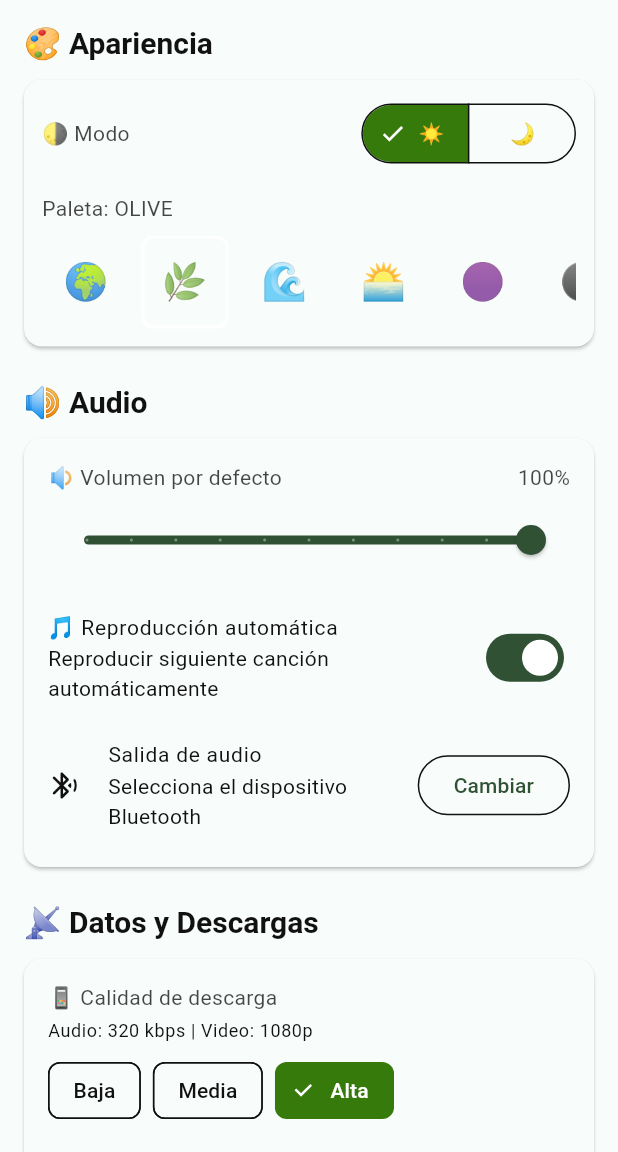
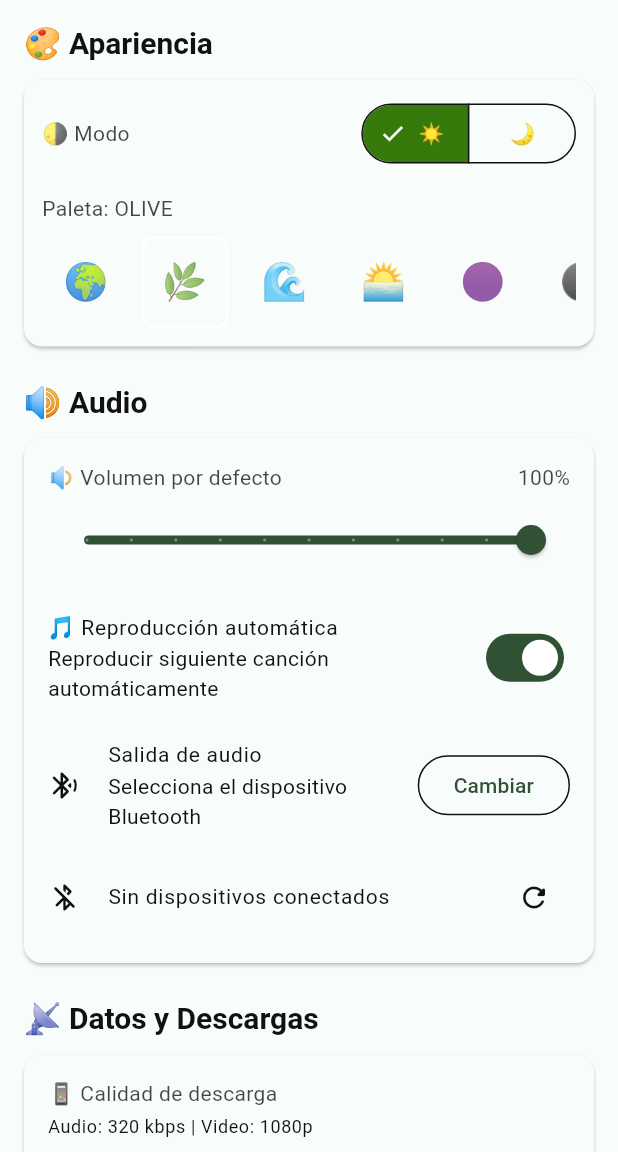
Before and after one commit to varasjona-24/Front, a Flutter app: the SettingsView screen opened by its route, after a tap on "☀️", on a phone screen of 412 x 824 dp, the part 84-1236 px from its top. Run offline on Flutter 3.47's test engine with Material 3 defaults, Android fonts, the phone set to English and light mode, and no system bars; our stand-ins replace dio, file_picker, flutter_blue_plus, flutter_svg, get, get_storage and 2 more; missing offline and left inert: app_settings, audio_session; accounts and stored records are empty.

Commit message:
cambios en coneccion bluetooth

```diff
--- a/lib/Modules/settings/binding/settings_binding.dart
+++ b/lib/Modules/settings/binding/settings_binding.dart
@@ -1,10 +1,18 @@
 import 'package:get/get.dart';
+import 'package:get_storage/get_storage.dart';
 
+import '../../../app/data/local/local_library_store.dart';
 import '../controller/settings_controller.dart';
 
 class SettingsBinding extends Bindings {
   @override
   void dependencies() {
+    if (!Get.isRegistered<GetStorage>()) {
+      Get.put(GetStorage(), permanent: true);
+    }
+    if (!Get.isRegistered<LocalLibraryStore>()) {
+      Get.put(LocalLibraryStore(Get.find<GetStorage>()), permanent: true);
+    }
     Get.lazyPut<SettingsController>(() => SettingsController(), fenix: true);
   }
 }
--- a/lib/Modules/settings/view/widgets/about_section.dart
+++ b/lib/Modules/settings/view/widgets/about_section.dart
@@ -52,6 +52,15 @@ class AboutSection extends GetView<SettingsController> {
                   'Última actualización',
                   '20 de enero de 2026',
                 ),
+                const SizedBox(height: 12),
+                SizedBox(
+                  width: double.infinity,
+                  child: OutlinedButton.icon(
+                    onPressed: () => controller.resetSettings(),
+                    icon: const Icon(Icons.restart_alt_rounded),
+                    label: const Text('Restablecer ajustes'),
+                  ),
+                ),
               ],
             ),
           ),
--- a/lib/Modules/settings/view/widgets/audio_section.dart
+++ b/lib/Modules/settings/view/widgets/audio_section.dart
@@ -1,6 +1,7 @@
 import 'package:flutter/material.dart';
 import 'package:get/get.dart';
 import 'package:app_settings/app_settings.dart';
+import 'package:flutter_blue_plus/flutter_blue_plus.dart';
 
 import '../../controller/settings_controller.dart';
 
@@ -82,11 +83,65 @@ class AudioSection extends GetView<SettingsController> {
                     'Selecciona el dispositivo Bluetooth',
                   ),
                   trailing: OutlinedButton(
-                    onPressed: () =>
-                        AppSettings.openAppSettings(type: AppSettingsType.bluetooth),
+                    onPressed: () => AppSettings.openAppSettings(
+                      type: AppSettingsType.bluetooth,
+                    ),
                     child: const Text('Cambiar'),
                   ),
                 ),
+                const SizedBox(height: 8),
+                Obx(() {
+                  controller.bluetoothTick.value;
+                  return FutureBuilder<List<BluetoothDevice>>(
+                    future: controller.getConnectedBluetoothDevices(),
+                    builder: (context, snap) {
+                      if (snap.connectionState != ConnectionState.done) {
+                        return const ListTile(
+                          contentPadding: EdgeInsets.zero,
+                          leading: Icon(Icons.sync_rounded),
+                          title: Text('Buscando dispositivos...'),
+                        );
+                      }
+
+                      final devices = snap.data ?? const <BluetoothDevice>[];
+                      if (devices.isEmpty) {
+                        return ListTile(
+                          contentPadding: EdgeInsets.zero,
+                          leading: const Icon(Icons.bluetooth_disabled_rounded),
+                          title: const Text('Sin dispositivos conectados'),
+                          trailing: IconButton(
+                            onPressed: controller.refreshBluetoothDevices,
+                            icon: const Icon(Icons.refresh_rounded),
+                          ),
+                        );
+                      }
+
+                      return Column(
+                        children: [
+                          for (final device in devices)
+                            ListTile(
+                              contentPadding: EdgeInsets.zero,
+                              leading: const Icon(Icons.bluetooth_connected_rounded),
+                              title: Text(
+                                device.platformName.isNotEmpty
+                                    ? device.platformName
+                                    : device.remoteId.str,
+                              ),
+                              subtitle: const Text('Conectado'),
+                            ),
+                          Align(
+                            alignment: Alignment.centerRight,
+                            child: TextButton.icon(
+                              onPressed: controller.refreshBluetoothDevices,
+                              icon: const Icon(Icons.refresh_rounded),
+                              label: const Text('Actualizar'),
+                            ),
+                          ),
+                        ],
+                      );
+                    },
+                  );
+                }),
               ],
             ),
           ),
--- a/lib/Modules/settings/view/widgets/data_section.dart
+++ b/lib/Modules/settings/view/widgets/data_section.dart
@@ -106,6 +106,26 @@ class DataSection extends GetView<SettingsController> {
                     label: const Text('🗑️ Limpiar caché'),
                   ),
                 ),
+                const SizedBox(height: 12),
+                Row(
+                  children: [
+                    Expanded(
+                      child: OutlinedButton.icon(
+                        onPressed: () => controller.exportLibrary(),
+                        icon: const Icon(Icons.upload_file_rounded),
+                        label: const Text('Exportar'),
+                      ),
+                    ),
+                    const SizedBox(width: 12),
+                    Expanded(
+                      child: OutlinedButton.icon(
+                        onPressed: () => controller.importLibrary(),
+                        icon: const Icon(Icons.download_rounded),
+                        label: const Text('Importar'),
+                      ),
+                    ),
+                  ],
+                ),
               ],
             ),
           ),
--- a/pubspec.yaml
+++ b/pubspec.yaml
@@ -39,6 +39,8 @@ dependencies:
   path: ^1.9.0
   get_storage: ^2.1.1
   app_settings: ^5.1.1
+
+  flutter_blue_plus: ^1.35.3
   get: ^4.6.6
   file_picker: ^10.3.8
   crypto: ^3.0.3
```
Also changed, not shown: lib/Modules/settings/controller/settings_controller.dart (+126 -0 lines), pubspec.lock, 3 other files.
